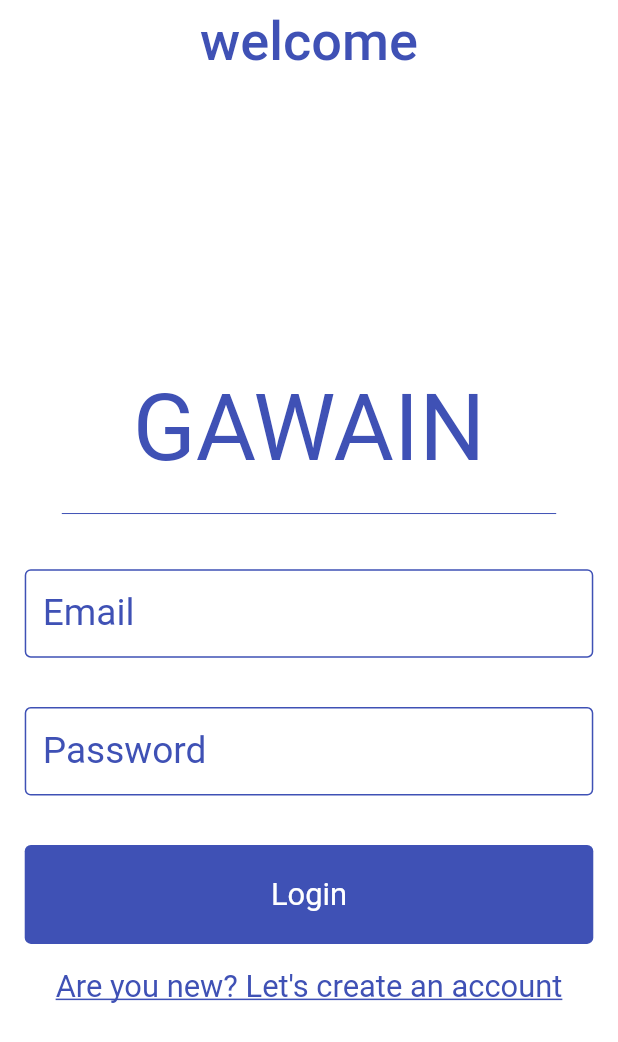
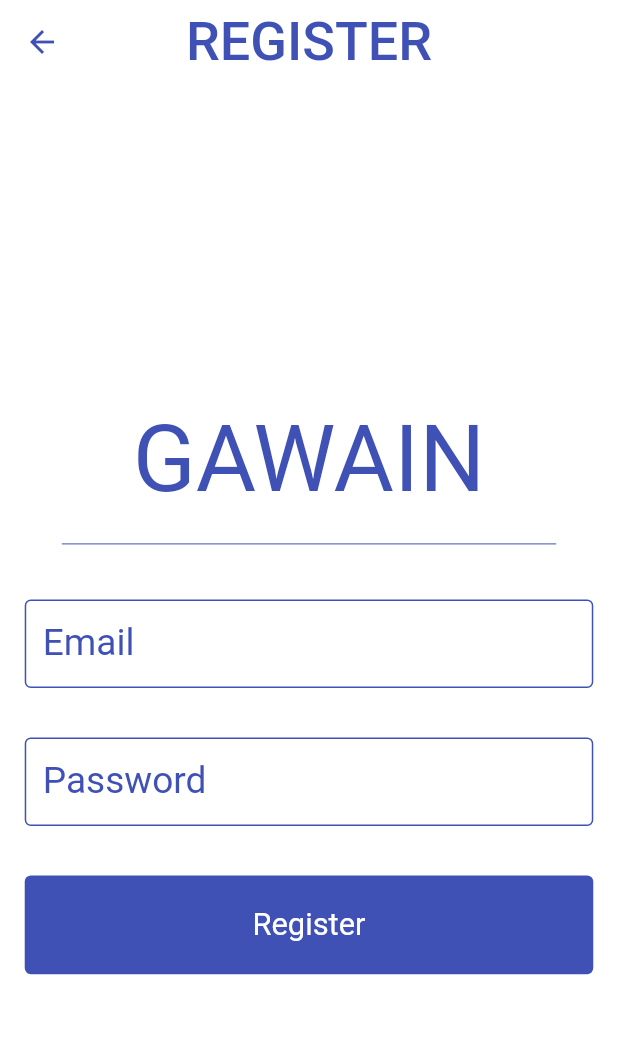
Before and after one commit to Damanotra/flutter-tflite-starting, a Flutter app: the LoginScreen screen opened directly, after a tap on "Are you new? Let's create an account", on a phone screen of 412 x 824 dp. Shown: the top 1042 px of the screen. Run offline on Flutter 3.47's test engine with Material 2 defaults, Android fonts, the phone set to English and light mode, and no system bars; our stand-ins replace cloud_firestore, equatable, file_picker, flutter_bloc, flutter_datetime_picker, font_awesome_flutter and 2 more; missing offline and left inert: tflite; accounts and stored records are empty.

Commit message:
register halfway, not yet connected to internet

```diff
--- a/lib/router.dart
+++ b/lib/router.dart
@@ -3,14 +3,26 @@ import 'package:flutter/material.dart';
 import 'package:tflite_demo/ui/screen/login/login.dart';
 import 'test.dart';
 import 'ui/screen/home/home.dart';
+import 'ui/screen/profilesetup/profilesetup.dart';
+import 'ui/screen/register/register.dart';
 
 class Router {
   static Route<dynamic> generateRoute(RouteSettings settings) {
     switch (settings.name) {
       case '/':
         return MaterialPageRoute(
-          builder: (_)=>(TfliteHome()),
+          builder: (_)=>(ProfilesetupScreen()),
         );
+      case '/register':
+        return MaterialPageRoute(
+          builder: (_)=>RegisterScreen(),
+        );
+        break;
+      case '/profilesetup':
+        return MaterialPageRoute(
+          builder: (_)=>ProfilesetupScreen(),
+        );
+        break;
       case '/home':
         return MaterialPageRoute(
           builder: (_)=>HomeScreen(),
--- /dev/null
+++ b/lib/ui/screen/register/register.dart
@@ -0,0 +1,28 @@
+
+import '../../../ui/widget/registerform.dart';
+import 'package:flutter/material.dart';
+
+class RegisterScreen extends StatelessWidget {
+  // This widget is the root of your application.
+  @override
+  Widget build(BuildContext context) {
+    Size size = MediaQuery.of(context).size;
+
+    return Scaffold(
+        appBar: AppBar(
+          leading: BackButton(color: Colors.indigo,
+              onPressed: (){
+                Navigator.of(context).pop();
+              }),
+          title: Text(
+              "REGISTER",
+              style: TextStyle(fontSize: 36.0,color: Colors.indigo)
+          ),
+          centerTitle: true,
+          backgroundColor: Colors.white,
+          elevation: 0,
+        ),
+        body: RegisterForm()
+    );
+  }
+}
--- a/lib/ui/widget/loginform.dart
+++ b/lib/ui/widget/loginform.dart
@@ -160,6 +160,7 @@ class _LoginFormState extends State<LoginForm>{
                     SizedBox(height: size.height*0.02),
                     GestureDetector(
                       onTap: (){
+                        print("move to register");
                         Navigator.of(context).pushNamed('/register');
                       },
                       child: Text(
--- /dev/null
+++ b/lib/ui/widget/registerform.dart
@@ -0,0 +1,113 @@
+import 'package:flutter/cupertino.dart';
+import 'package:flutter/material.dart';
+
+class RegisterForm extends StatefulWidget {
+  @override
+  _RegisterFormState createState() => _RegisterFormState();
+}
+
+class _RegisterFormState extends State<RegisterForm>{
+  final TextEditingController _emailController = TextEditingController();
+  final TextEditingController _passwordController = TextEditingController();
+
+  void goToProfilesetup (){
+    print("move to profile setup");
+    Navigator.of(context).pushNamed('/profilesetup');
+  }
+
+  @override
+  Widget build(BuildContext context) {
+    // TODO: implement build
+    Size size = MediaQuery.of(context).size;
+
+    return SingleChildScrollView(
+      child: Container(
+        width: size.width,
+        height: size.height,
+        color: Colors.white,
+        child: Column(
+          mainAxisAlignment: MainAxisAlignment.center,
+          crossAxisAlignment: CrossAxisAlignment.center,
+          children: <Widget>[
+            Center(
+              child: Text(
+                "GAWAIN",
+                style: TextStyle(fontSize: size.width*0.15,color: Colors.indigo),
+              ),
+            ),
+            Container(
+              width: size.width*0.8,
+              child: Divider(height: size.height*0.05,color: Colors.indigo),
+            ),
+            Padding(
+                padding: EdgeInsets.all(size.height * 0.02),
+                child: TextFormField(
+                  controller: _emailController,
+                  decoration: InputDecoration(
+                    labelText: "Email",
+                    labelStyle: TextStyle(
+                        color: Colors.indigo, fontSize: size.height * 0.03),
+                    focusedBorder: OutlineInputBorder(
+                      borderSide:
+                      BorderSide(color: Colors.indigo, width: 1.0),
+                    ),
+                    enabledBorder: OutlineInputBorder(
+                      borderSide:
+                      BorderSide(color: Colors.indigo, width: 1.0),
+                    ),
+                  ),
+                )
+            ),
+            Padding(
+              padding: EdgeInsets.all(size.height * 0.02),
+              child: TextFormField(
+                controller: _passwordController,
+                autocorrect: false,
+                obscureText: true,
+                decoration: InputDecoration(
+                  labelText: "Password",
+                  labelStyle: TextStyle(
+                      color: Colors.indigo, fontSize: size.height * 0.03),
+                  focusedBorder: OutlineInputBorder(
+                    borderSide:
+                    BorderSide(color: Colors.indigo, width: 1.0),
+                  ),
+                  enabledBorder: OutlineInputBorder(
+                    borderSide:
+                    BorderSide(color: Colors.indigo, width: 1.0),
+                  ),
+                ),
+              ),
+            ),
+            Padding(
+              padding: EdgeInsets.all(size.height * 0.02),
+              child: Column(
+                children: <Widget>[
+                  GestureDetector(
+                    onTap: goToProfilesetup,
+                    child: Container(
+                      height: size.height * 0.08,
+                      decoration: BoxDecoration(
+                        color: Colors.indigo,
+                        borderRadius:
+                        BorderRadius.circular(size.height * 0.005),
+                      ),
+                      child: Center(
+                        child: Text(
+                          "Register",
+                          style: TextStyle(
+                              fontSize: size.height * 0.025,
+                              color: Colors.white),
+                        ),
+                      ),
+                    ),
+                  )
+                ],
+              ),
+            )
+          ],
+        ),
+      ),
+    );
+  }
+}
--- a/pubspec.yaml
+++ b/pubspec.yaml
@@ -30,6 +30,8 @@ dependencies:
   equatable: ^0.2.5
   meta: ^1.1.8
   font_awesome_flutter: ^8.8.1
+  file_picker: ^1.9.0+1
+  flutter_datetime_picker: ^1.3.8
 
   # The following adds the Cupertino Icons font to your application.
   # Use with the CupertinoIcons class for iOS style icons.
@@ -56,6 +58,8 @@ flutter:
     - assets/tflite/yolov2_tiny.txt
     - assets/tflite/converted_makeup_model_v2.tflite
     - assets/tflite/labels.txt
+    - assets/img/profilephoto.png
+    - assets/img/velove.jpg
   # An image asset can refer to one or more resolution-specific "variants", see
   # https://flutter.dev/assets-and-images/#resolution-aware.
   # For details regarding adding assets from package dependencies, see
```
Also changed, not shown: lib/ui/screen/profilesetup/profilesetup.dart (added, +20 -0 lines), lib/ui/widget/gender.dart (added, +27 -0 lines), lib/ui/widget/profileform.dart (added, +197 -0 lines), assets/img/Chelsea_Islan.jpg (added), assets/img/profilephoto.png (added), assets/img/velove.jpg (added), pubspec.lock, 1 other file.
